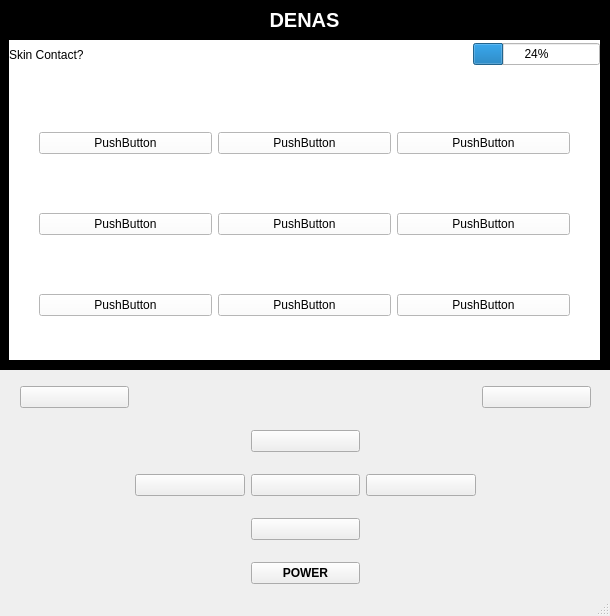
Before: the Qt Designer form JoshUI/denasui.ui in cameronSlupeiks/DenasEmulator, drawn with Qt 5.
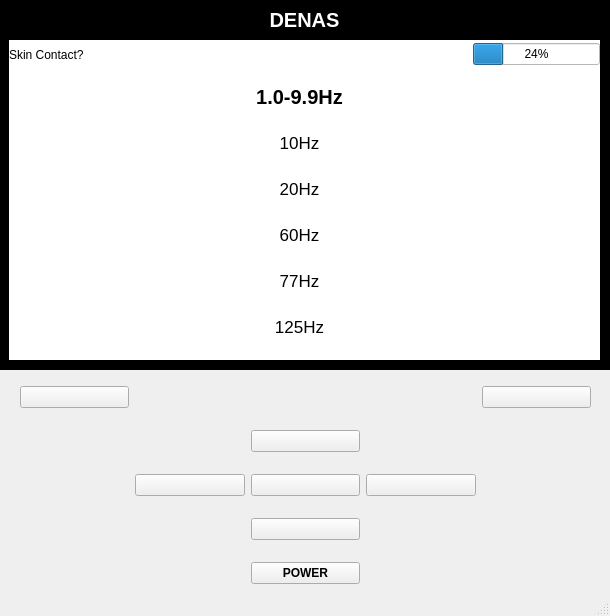
After: the same form once the commit is applied. The open tabs and pages were chosen to show the change.

Commit message: Implemented left/right button functionality for power level

The edit to the form file:
```diff
--- a/JoshUI/denasui.ui
+++ b/JoshUI/denasui.ui
@@ -179,7 +179,7 @@
        <rect>
         <x>-10</x>
         <y>30</y>
-        <width>611</width>
+        <width>620</width>
         <height>311</height>
        </rect>
       </property>
@@ -464,79 +464,193 @@
        </widget>
       </widget>
       <widget class="QWidget" name="frequency">
-       <widget class="QWidget" name="layoutWidget">
+       <widget class="QWidget" name="layoutWidget_5">
         <property name="geometry">
          <rect>
-          <x>40</x>
-          <y>10</y>
-          <width>531</width>
+          <x>0</x>
+          <y>0</y>
+          <width>601</width>
           <height>291</height>
          </rect>
         </property>
-        <layout class="QGridLayout" name="gridLayout">
-         <item row="0" column="0">
-          <widget class="QPushButton" name="hz1_9">
-           <property name="text">
-            <string>PushButton</string>
+        <layout class="QVBoxLayout" name="verticalLayout_6">
+         <item>
+          <widget class="QLabel" name="frequency1">
+           <property name="enabled">
+            <bool>true</bool>
            </property>
-           <property name="flat">
-            <bool>false</bool>
+           <property name="maximumSize">
+            <size>
+             <width>16777215</width>
+             <height>25</height>
+            </size>
            </property>
-          </widget>
-         </item>
-         <item row="0" column="1">
-          <widget class="QPushButton" name="pushButton_3">
-           <property name="text">
-            <string>PushButton</string>
+           <property name="font">
+            <font>
+             <pointsize>15</pointsize>
+             <weight>75</weight>
+             <bold>true</bold>
+            </font>
            </property>
-          </widget>
-         </item>
-         <item row="0" column="2">
-          <widget class="QPushButton" name="pushButton_6">
-           <property name="text">
-            <string>PushButton</string>
+           <property name="focusPolicy">
+            <enum>Qt::NoFocus</enum>
            </property>
-          </widget>
-         </item>
-         <item row="1" column="0">
-          <widget class="QPushButton" name="pushButton_2">
+           <property name="styleSheet">
+            <string notr="true"/>
+           </property>
            <property name="text">
-            <string>PushButton</string>
+            <string>1.0-9.9Hz</string>
            </property>
+           <property name="alignment">
+            <set>Qt::AlignCenter</set>
+           </property>
+           <property name="selected" stdset="0">
+            <bool>true</bool>
+           </property>
           </widget>
          </item>
-         <item row="1" column="1">
-          <widget class="QPushButton" name="pushButton_8">
+         <item>
+          <widget class="QLabel" name="frequency2">
+           <property name="maximumSize">
+            <size>
+             <width>16777215</width>
+             <height>25</height>
+            </size>
+           </property>
+           <property name="font">
+            <font>
+             <pointsize>13</pointsize>
+             <weight>50</weight>
+             <bold>false</bold>
+            </font>
+           </property>
+           <property name="styleSheet">
+            <string notr="true"/>
+           </property>
            <property name="text">
-            <string>PushButton</string>
+            <string>10Hz</string>
            </property>
+           <property name="alignment">
+            <set>Qt::AlignCenter</set>
+           </property>
+           <property name="selected" stdset="0">
+            <bool>false</bool>
+           </property>
           </widget>
          </item>
-         <item row="1" column="2">
-          <widget class="QPushButton" name="pushButton_9">
+         <item>
+          <widget class="QLabel" name="frequency3">
+           <property name="maximumSize">
+            <size>
+             <width>16777215</width>
+             <height>25</height>
+            </size>
+           </property>
+           <property name="font">
+            <font>
+             <pointsize>13</pointsize>
+             <weight>50</weight>
+             <bold>false</bold>
+            </font>
+           </property>
+           <property name="styleSheet">
+            <string notr="true"/>
+           </property>
            <property name="text">
-            <string>PushButton</string>
+            <string>20Hz</string>
            </property>
+           <property name="alignment">
+            <set>Qt::AlignCenter</set>
+           </property>
+           <property name="selected" stdset="0">
+            <bool>false</bool>
+           </property>
           </widget>
          </item>
-         <item row="2" column="0">
-          <widget class="QPushButton" name="pushButton_7">
+         <item>
+          <widget class="QLabel" name="frequency4">
+           <property name="maximumSize">
+            <size>
+             <width>16777215</width>
+             <height>25</height>
+            </size>
+           </property>
+           <property name="font">
+            <font>
+             <pointsize>13</pointsize>
+             <weight>50</weight>
+             <bold>false</bold>
+            </font>
+           </property>
+           <property name="styleSheet">
+            <string notr="true"/>
+           </property>
            <property name="text">
-            <string>PushButton</string>
+            <string>60Hz</string>
            </property>
+           <property name="alignment">
+            <set>Qt::AlignCenter</set>
+           </property>
+           <property name="selected" stdset="0">
+            <bool>false</bool>
+           </property>
           </widget>
          </item>
-         <item row="2" column="1">
-          <widget class="QPushButton" name="pushButton_5">
+         <item>
+          <widget class="QLabel" name="childrenItem_2">
+           <property name="maximumSize">
+            <size>
+             <width>16777215</width>
+             <height>25</height>
+            </size>
+           </property>
+           <property name="font">
+            <font>
+             <pointsize>13</pointsize>
+             <weight>50</weight>
+             <bold>false</bold>
+            </font>
+           </property>
+           <property name="styleSheet">
+            <string notr="true"/>
+           </property>
            <property name="text">
-            <string>PushButton</string>
+            <string>77Hz</string>
            </property>
+           <property name="alignment">
+            <set>Qt::AlignCenter</set>
+           </property>
+           <property name="selected" stdset="0">
+            <bool>false</bool>
+           </property>
           </widget>
          </item>
-         <item row="2" column="2">
-          <widget class="QPushButton" name="pushButton_4">
+         <item>
+          <widget class="QLabel" name="frequency5">
+           <property name="maximumSize">
+            <size>
+             <width>16777215</width>
+             <height>25</height>
+            </size>
+           </property>
+           <property name="font">
+            <font>
+             <pointsize>13</pointsize>
+             <weight>50</weight>
+             <bold>false</bold>
+            </font>
+           </property>
+           <property name="styleSheet">
+            <string notr="true"/>
+           </property>
            <property name="text">
-            <string>PushButton</string>
+            <string>125Hz</string>
+           </property>
+           <property name="alignment">
+            <set>Qt::AlignCenter</set>
+           </property>
+           <property name="selected" stdset="0">
+            <bool>false</bool>
            </property>
           </widget>
          </item>
```
Left out of the diff: 66 changed lines with no effect on the pictures. The commit also changes 18 other files.
